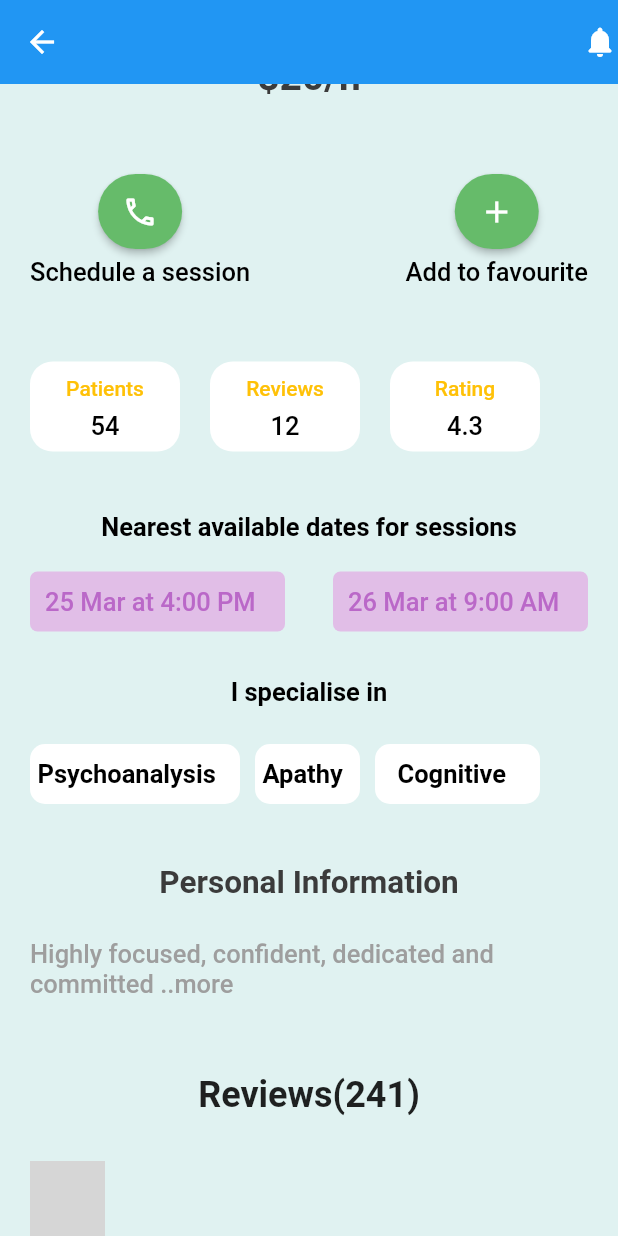
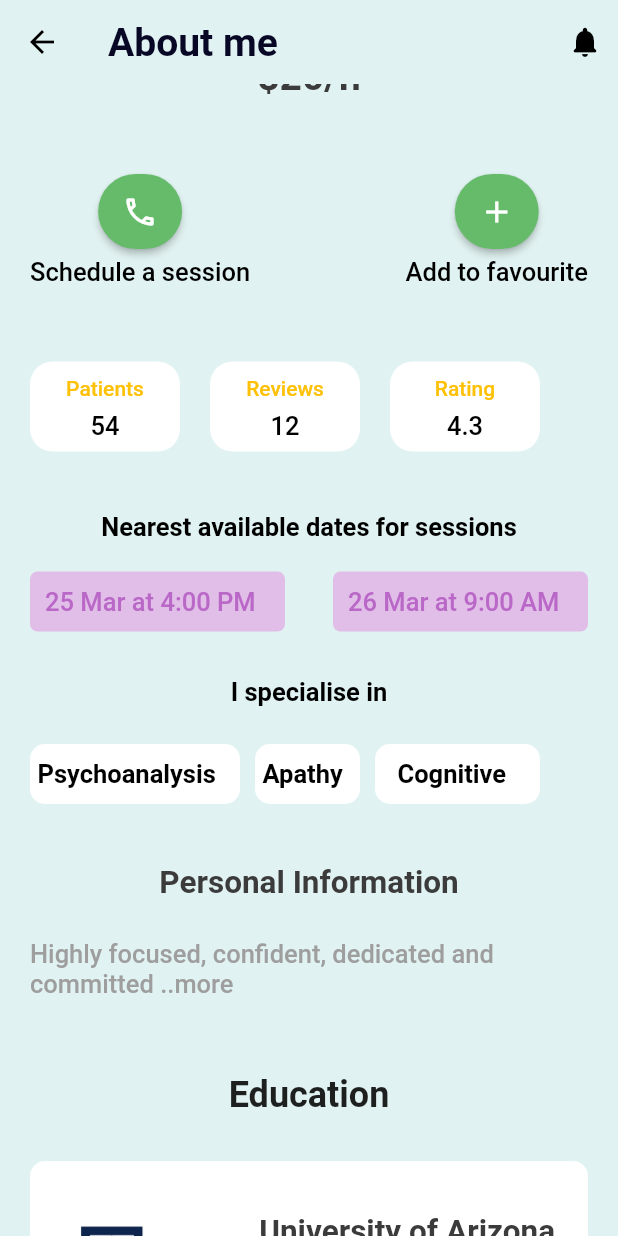
Before and after one commit to devout-coder/Ayuda, a Flutter app: the TherapistProfile screen opened directly, scrolled down 217 dp, on a phone screen of 412 x 824 dp. Run offline on Flutter 3.47's test engine with Material 2 defaults, Android fonts, the light colour scheme and no system bars; our stand-ins replace bottom_navy_bar, fl_chart, gap, get_it; missing offline and left inert: dart_sentiment, flutter_phone_direct_caller; grey boxes are pictures that could not be loaded.

Commit message:
modified therapist page

```diff
--- a/lib/main.dart
+++ b/lib/main.dart
@@ -14,8 +14,9 @@ class MyApp extends StatelessWidget {
   Widget build(BuildContext context) {
     return MaterialApp(
       title: 'Flutter Demo',
+      debugShowCheckedModeBanner: false,
       theme: ThemeData(
-        primarySwatch: Colors.blue,
+        primarySwatch: Colors.teal,
       ),
       home: const MyHomePage(title: 'Kicking everyone\'s ass'),
     );
--- a/lib/navigationpages/bottom_navigationpage.dart
+++ b/lib/navigationpages/bottom_navigationpage.dart
@@ -1,6 +1,8 @@
 import 'package:csi_hackathon/navigationpages/screens/chat.dart';
 import 'package:csi_hackathon/navigationpages/screens/homepage.dart';
 import 'package:csi_hackathon/navigationpages/screens/statistics.dart';
+import 'package:csi_hackathon/therapist_pages/therapist_profile.dart';
+import 'package:csi_hackathon/therapist_pages/user_profile.dart';
 import 'package:flutter/material.dart';
 import 'package:bottom_navy_bar/bottom_navy_bar.dart';
 
@@ -42,9 +44,7 @@ class _BpNavigationState extends State<BpNavigation> {
             const HomePage(),
             const StatisticsPage(),
             const ChatScreen(),
-            Container(
-              color: Colors.red,
-            ),
+            const UserProfile(),
             Container(
               color: Colors.yellow,
             ),
--- a/lib/therapist_pages/therapist_profile.dart
+++ b/lib/therapist_pages/therapist_profile.dart
@@ -11,15 +11,21 @@ class TherapistProfile extends StatelessWidget {
   Widget build(BuildContext context) {
     return Scaffold(
       appBar: AppBar(
+        title: Text(
+          'About me',
+          style: Styles.headLineStyle1
+              .copyWith(color: Color.fromRGBO(8, 8, 38, 1)),
+        ),
         elevation: 0.0,
-        backgroundColor: Theme.of(context).primaryColor,
+        // backgroundColor: Theme.of(context).primaryColor,
+        backgroundColor: Colors.teal[50],
         leading: GestureDetector(
           onTap: () {
             Navigator.pop(context);
           },
           child: const Icon(
             Icons.arrow_back,
-            color: Colors.white,
+            color: Colors.black,
           ),
         ),
         actions: [
@@ -29,9 +35,12 @@ class TherapistProfile extends StatelessWidget {
             },
             child: const Icon(
               Icons.notifications_rounded,
-              color: Colors.white,
+              color: Colors.black,
             ),
           ),
+          SizedBox(
+            width: 10,
+          )
         ],
       ),
       backgroundColor: Colors.teal[50],
@@ -314,28 +323,76 @@ class TherapistProfile extends StatelessWidget {
                 ),
                 const Gap(50),
                 const Text(
-                  'Reviews(241)',
+                  'Education',
                   style: TextStyle(fontWeight: FontWeight.bold, fontSize: 24),
                 ),
                 const Gap(30),
                 Column(
                   children: [
-                    Row(
+                    Container(
+                      padding: const EdgeInsets.only(
+                        left: 20,
+                      ),
+                      height: 150,
+                      width: double.infinity,
+                      decoration: BoxDecoration(
+                          borderRadius: BorderRadius.circular(10),
+                          color: Colors.white),
+                      child: Row(
+                        mainAxisAlignment: MainAxisAlignment.spaceBetween,
                         children: [
                           Container(
-                          height: 50,
-                          width: 50,
+                            height: 70,
+                            width: 70,
                             decoration: BoxDecoration(
-                            borderRadius: BorderRadius.circular(30),
+                              borderRadius: BorderRadius.circular(20),
                               image: const DecorationImage(
                                 fit: BoxFit.cover,
                                 image: AssetImage(
-                                "assets/pic1.png",
+                                  "assets/arizona.png",
                                 ),
                               ),
                             ),
                           ),
+                          Column(
+                            children: [
+                              Container(
+                                margin:
+                                    const EdgeInsets.only(right: 20, top: 35),
+                                child: Text(
+                                  'University of Arizona',
+                                  style: Styles.headLineStyle2,
+                                ),
+                              ),
+                              const Gap(10),
+                              Container(
+                                padding: const EdgeInsets.only(right: 45),
+                                child: Text(
+                                  'Doctor of Philosophy (PHD)',
+                                  style: Styles.headLineStyle4,
+                                ),
+                              ),
+                              const Gap(7),
+                              Container(
+                                padding: const EdgeInsets.only(right: 83),
+                                child: Text(
+                                  'Education Psychology',
+                                  style: Styles.headLineStyle4,
+                                ),
+                              ),
+                              const Gap(10),
+                              Container(
+                                padding: const EdgeInsets.only(right: 85),
+                                child: Text(
+                                  'May 2012 - Dec 2019',
+                                  style: Styles.headLineStyle4
+                                      .copyWith(color: Colors.black),
+                                ),
+                              )
                             ],
+                          )
+                        ],
+                      ),
                     )
                   ],
                 ),
--- a/pubspec.yaml
+++ b/pubspec.yaml
@@ -71,8 +71,8 @@ flutter:
   uses-material-design: true
 
   # To add assets to your application, add an assets section, like this:
-  # assets:
-  #   - images/a_dot_burr.jpeg
+  assets:
+    - assets/
   #   - images/a_dot_ham.jpeg
 
   # An image asset can refer to one or more resolution-specific "variants", see
```
Also changed, not shown: assets/arizona.png (added), assets/mexico.png (added), assets/pic1.png (added), assets/pic2.png (added), assets/pic3.png (added), assets/pic4.png (added), assets/reviewpic.png (added), 3 other files. Lines whose indentation alone changed are shown as unchanged.
